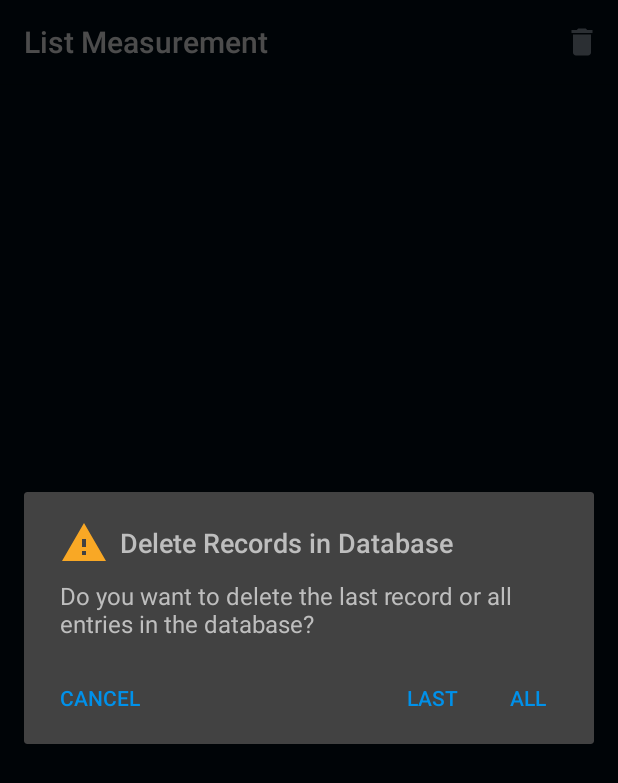
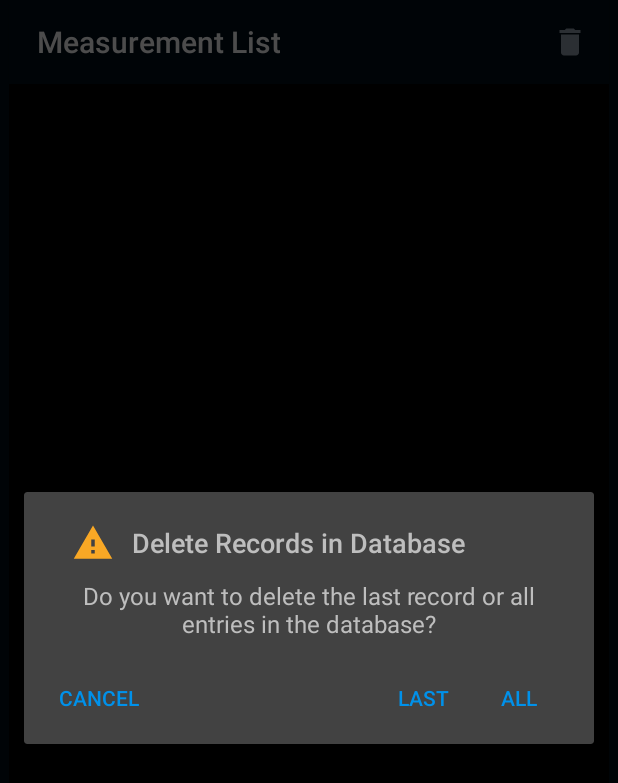
Before and after one commit to SlingMaster/SmartHome-Application, an Android app: the ListDataBaseActivity screen opened directly, with no data from a screen before it, after a tap on "Clear", on a phone screen of 412 x 824 dp. Shown: the top 783 px of the screen. Run offline under Robolectric (Android 15) with nearby library versions, the phone set to English and light mode, and no system bars; 2 statements that could not run were skipped.

Commit message:
clean code and bugfix

```diff
--- a/app/src/main/AndroidManifest.xml
+++ b/app/src/main/AndroidManifest.xml
@@ -13,6 +13,7 @@
     <application
         android:allowBackup="true"
         android:fullBackupContent="true"
+        android:hardwareAccelerated="true"
         android:icon="@mipmap/ic_launcher"
         android:label="@string/app_name"
         android:requestLegacyExternalStorage="true"
--- a/app/src/main/res/layout/activity_list_data_base.xml
+++ b/app/src/main/res/layout/activity_list_data_base.xml
@@ -1,9 +1,13 @@
 <?xml version="1.0" encoding="utf-8"?>
 <android.support.constraint.ConstraintLayout xmlns:android="http://schemas.android.com/apk/res/android"
+    xmlns:app="http://schemas.android.com/apk/res-auto"
+    xmlns:tools="http://schemas.android.com/tools"
     android:layout_width="match_parent"
-    android:layout_height="match_parent">
+    android:layout_height="match_parent"
+    android:background="@android:color/black">
 
     <LinearLayout
+        android:id="@+id/linearLayout"
         android:layout_width="match_parent"
         android:layout_height="match_parent"
         android:orientation="vertical">
@@ -17,7 +21,10 @@
             android:cacheColorHint="#00000000"
             android:listSelector="@android:color/transparent"
             android:minHeight="?attr/actionBarSize"
-            android:transcriptMode="alwaysScroll" />
+            android:transcriptMode="alwaysScroll">
+
+        </ListView>
 
     </LinearLayout>
+
 </android.support.constraint.ConstraintLayout>
--- a/app/src/main/res/menu/menu_clear.xml
+++ b/app/src/main/res/menu/menu_clear.xml
@@ -1,9 +1,7 @@
 <?xml version="1.0" encoding="utf-8"?>
-<menu xmlns:android="http://schemas.android.com/apk/res/android"
-
-    xmlns:app="http://schemas.android.com/apk/res-auto">
-        <!--item
-            android:id="@+id/item_clear" android:id="@+id/action_websearch"
-            android:icon="@android:drawable/ic_dialog_info"
-            android:title="@string/menu_item_clear" /-->
+<menu>
+    <!--item
+        android:id="@+id/item_clear" android:id="@+id/action_websearch"
+        android:icon="@android:drawable/ic_dialog_info"
+        android:title="@string/menu_item_clear" /-->
 </menu>
--- a/app/src/main/res/values-v21/styles.xml
+++ /dev/null
@@ -1,3 +0,0 @@
-<resources>
-
-</resources>
--- a/app/src/main/res/values/colors.xml
+++ b/app/src/main/res/values/colors.xml
@@ -5,13 +5,14 @@
     <!--color name="colorAccent">#00e5ff</color-->
     <!--color name="colorAccent">#0090D0</color-->
     <color name="colorPrimary">@color/colorPrimaryDark</color>
-    <color name="colorPrimaryDark">#000a12</color>
+    <color name="colorPrimaryDark">#000A12</color>
     <color name="colorAccent">#0091EA</color>
     <color name="colorPreferencesBg">@color/colorPrimaryDark</color>
-    <!--color name="colorPreferencesBg">#FF2C4350</color-->
+    <color name="colorNavBar">#FF000000</color>
     <color name="colorIcons">@color/colorAccent</color>
     <color name="colorIconsTitle">@android:color/white</color>
     <color name="colorDebugIcon">#f9a825</color>
+    <color name="colorTitleBG">#001A22</color>
 
 
     <color name="item_text_date">#cfd8dc</color>
@@ -21,5 +22,9 @@
     <color name="item_text_warmer">#FF0031</color>
 
     <color name="actionbar_background">#669f36</color>
-    <color name="actionbar_text_color">#ffffff</color>
+    <color name="actionbar_text_color">#FFFFFF</color>
+
+    <color name="black_overlay">#66000000</color>
+    <color name="colorTextDesc">#B0BEC5</color>
+    <color name="colorSmallText">#CFD8DC</color>
 </resources>
--- a/app/src/main/res/values/strings.xml
+++ b/app/src/main/res/values/strings.xml
@@ -5,9 +5,9 @@
     <string name="empty" />
     <string name="sh_url">file:///android_asset/main_sha.html</string>
     <string name="br_url">file:///android_asset/main_wra.html</string>
-    <string name="stats_url_local">file:///android_asset/statistic/index.html</string>
+    <string name="stats_url">file:///android_asset/statistic/index.html</string>
     <string name="test_url">file:///android_asset/test_measurement/index.html</string>
-    <string name="stats_url">http://winecard.ltd.ua/dev/smart_home/hw_statistic/</string>
+    <string name="stats_url_local">http://winecard.ltd.ua/dev/smart_home/hw_statistic/</string>
 
     <string name="default_debug_br_url">http://192.168.1.2/SmartHome/mainWRD.html</string>
     <string name="default_debug_sh_url">http://192.168.1.2/SmartHome/mainSHD.html</string>
@@ -79,7 +79,7 @@
     <string name="about_app_title">Smart Home Control</string>
     <string name="about_copyright">© 2017 • 2020 Jeneral Samopal Company\nDesign and Coding by Alex Dovby</string>
 
-    <string name="title_list_db_activity">List Measurement</string>
+    <string name="title_list_db_activity">Measurement List</string>
     <string name="menu_item_clear">Clear</string>
     <string name="msg_list_records">List records is empty</string>
 
--- a/app/src/main/res/values/styles.xml
+++ b/app/src/main/res/values/styles.xml
@@ -9,6 +9,7 @@
         <item name="colorPrimaryDark">@color/colorPrimaryDark</item>
         <item name="colorAccent">@color/colorAccent</item>
         <item name="android:actionBarStyle">@style/MyActionBar</item>
+        <item name="android:navigationBarColor">@color/colorNavBar</item>
     </style>
 
 
@@ -30,6 +31,10 @@
         <!--item name="android:colorBackground">@color/colorPreferencesBg</item>
         <item name="android:colorForeground">@color/item_text_time</item-->
         <item name="android:textColorPrimary">@android:color/secondary_text_light_nodisable</item>
+        <item name="android:paddingLeft">@dimen/list_padding</item>
+        <item name="android:paddingRight">@dimen/list_padding</item>
+        <item name="android:textAlignment">center</item>
+        <!--        <item name="android:textColorPrimary">@color/colorAccent</item>-->
     </style>
 
     <style name="AppTheme.AppBarOverlay" parent="ThemeOverlay.AppCompat.Dark.ActionBar" />
@@ -39,10 +44,10 @@
     <style name="PreferencesTheme" parent="Base.Theme.AppCompat">
         <item name="android:windowBackground">@color/colorPreferencesBg</item>
         <item name="android:colorAccent">@color/colorAccent</item>
-
         <item name="android:textColorPrimary">#FFFFFF</item>
         <item name="android:textColor">#cfd8dc</item>
         <item name="android:textColorSecondary">#819ca9</item>
+        <item name="android:navigationBarColor">@color/colorNavBar</item>
 
 
         <!-- PreferencesTheme ActionBar Style -->
```
Also changed, not shown: app/src/main/java/com/jsc/smarthome/AppCompatPreferenceActivity.java (+1 -13 lines), app/src/main/java/com/jsc/smarthome/FileUtils.java (+9 -6 lines), app/src/main/java/com/jsc/smarthome/MainActivity.java (+38 -78 lines), app/src/main/java/com/jsc/smarthome/MyCustomAdapter.java (+12 -12 lines), app/src/main/java/jsinterface/JSConstants.java (+3 -18 lines), app/src/main/res/color/primary_text_color_selector.xml (added, +10 -0 lines), app/src/main/res/color/secondary_text_color_selector.xml (added, +10 -0 lines), app/src/main/res/values/dimens.xml (+4 -3 lines).
